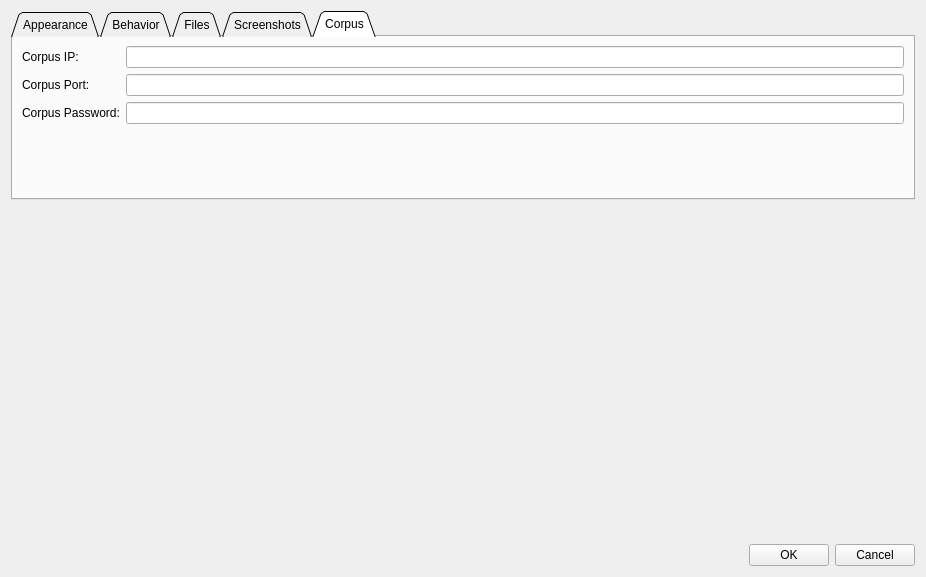
This is qt_ui/DialogPreferences.ui in FilmColors/VIAN as Qt 5 draws it before an edit. The edited form follows.
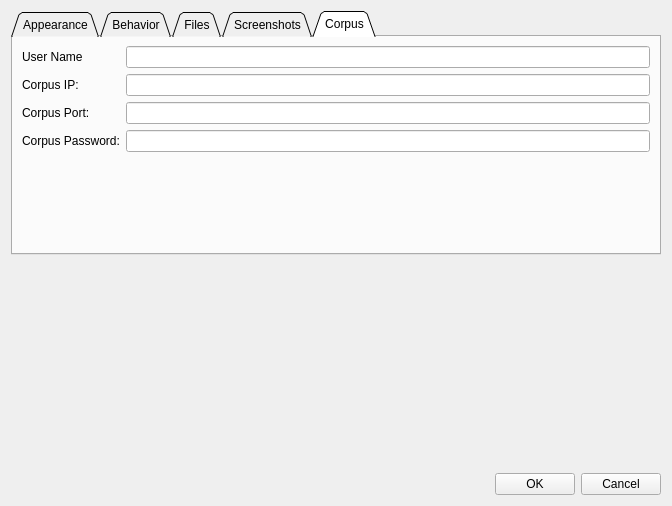
This is the edited form. The open tabs and pages were chosen to show the change.

```diff
--- a/qt_ui/DialogPreferences.ui
+++ b/qt_ui/DialogPreferences.ui
@@ -6,8 +6,8 @@
    <rect>
     <x>0</x>
     <y>0</y>
-    <width>926</width>
-    <height>577</height>
+    <width>638</width>
+    <height>506</height>
    </rect>
   </property>
   <property name="windowTitle">
@@ -29,7 +29,7 @@
       <enum>QTabWidget::Triangular</enum>
      </property>
      <property name="currentIndex">
-      <number>1</number>
+      <number>2</number>
      </property>
      <property name="elideMode">
       <enum>Qt::ElideNone</enum>
@@ -248,6 +248,27 @@
            </item>
           </layout>
          </item>
+         <item row="5" column="0">
+          <widget class="QLabel" name="label_22">
+           <property name="text">
+            <string>&lt;html&gt;&lt;head/&gt;&lt;body&gt;&lt;p&gt;&lt;span style=&quot; font-size:x-large; font-weight:600;&quot;&gt;Update&lt;/span&gt;&lt;/p&gt;&lt;/body&gt;&lt;/html&gt;</string>
+           </property>
+          </widget>
+         </item>
+         <item row="6" column="0">
+          <widget class="QLabel" name="label_23">
+           <property name="text">
+            <string>Update Path:</string>
+           </property>
+          </widget>
+         </item>
+         <item row="6" column="1">
+          <layout class="QHBoxLayout" name="horizontalLayout_5">
+           <item>
+            <widget class="QLineEdit" name="lineEdit_UpdateSource"/>
+           </item>
+          </layout>
+         </item>
         </layout>
        </item>
        <item>
@@ -369,36 +390,46 @@
        <string>Corpus</string>
       </attribute>
       <layout class="QFormLayout" name="formLayout_4">
-       <item row="0" column="0">
+       <item row="1" column="0">
         <widget class="QLabel" name="label_13">
          <property name="text">
           <string>Corpus IP:</string>
          </property>
         </widget>
        </item>
-       <item row="0" column="1">
+       <item row="1" column="1">
         <widget class="QLineEdit" name="lineEdit_CorpusIP"/>
        </item>
-       <item row="1" column="0">
+       <item row="2" column="0">
         <widget class="QLabel" name="label_14">
          <property name="text">
           <string>Corpus Port:</string>
          </property>
         </widget>
        </item>
-       <item row="1" column="1">
+       <item row="2" column="1">
         <widget class="QLineEdit" name="lineEdit_CorpusPort"/>
        </item>
-       <item row="2" column="0">
+       <item row="3" column="0">
         <widget class="QLabel" name="label_15">
          <property name="text">
           <string>Corpus Password:</string>
          </property>
         </widget>
        </item>
-       <item row="2" column="1">
+       <item row="3" column="1">
         <widget class="QLineEdit" name="lineEdit_CorpusPW"/>
        </item>
+       <item row="0" column="0">
+        <widget class="QLabel" name="label_24">
+         <property name="text">
+          <string>User Name</string>
+         </property>
+        </widget>
+       </item>
+       <item row="0" column="1">
+        <widget class="QLineEdit" name="lineEdit_UserName"/>
+       </item>
       </layout>
      </widget>
     </widget>
```
